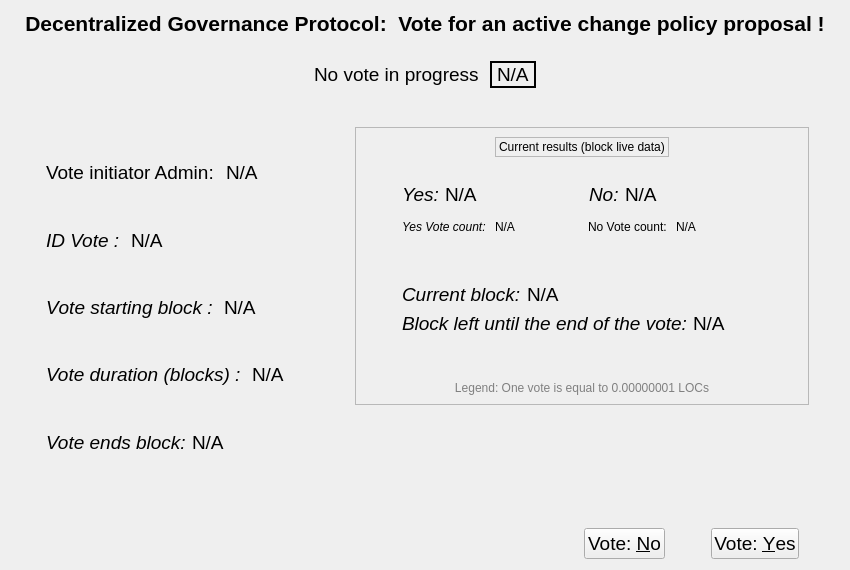
Before: the Qt Designer form src/qt/forms/votingpage.ui in Hydra-Chain/node, drawn with Qt 5.
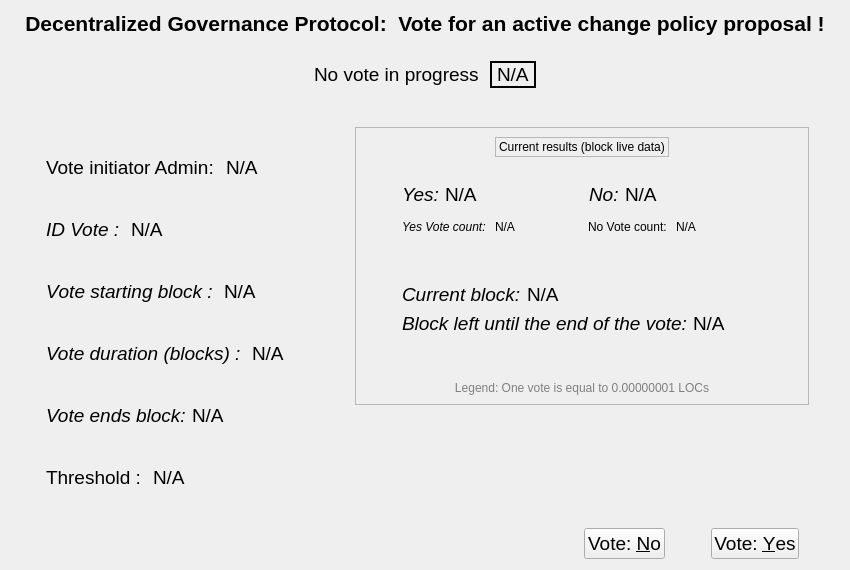
After: the same form once the commit is applied.

```diff
--- a/src/qt/forms/votingpage.ui
+++ b/src/qt/forms/votingpage.ui
@@ -447,6 +447,60 @@
              </item>
             </layout>
            </item>
+           <item>
+            <spacer name="verticalSpacer_14">
+             <property name="orientation">
+              <enum>Qt::Vertical</enum>
+             </property>
+             <property name="sizeHint" stdset="0">
+              <size>
+               <width>20</width>
+               <height>40</height>
+              </size>
+             </property>
+            </spacer>
+           </item>
+           <item>
+            <layout class="QHBoxLayout" name="horizontalLayout_15">
+             <item>
+              <widget class="QLabel" name="labelThreshold">
+               <property name="font">
+                <font>
+                 <pointsize>14</pointsize>
+                </font>
+               </property>
+               <property name="text">
+                <string>Threshold : </string>
+               </property>
+              </widget>
+             </item>
+             <item>
+              <widget class="QLabel" name="labelThresholdValue">
+               <property name="font">
+                <font>
+                 <pointsize>14</pointsize>
+                </font>
+               </property>
+               <property name="text">
+                <string>N/A</string>
+               </property>
+              </widget>
+             </item>
+             <item>
+              <spacer name="horizontalSpacer_27">
+               <property name="orientation">
+                <enum>Qt::Horizontal</enum>
+               </property>
+               <property name="sizeHint" stdset="0">
+                <size>
+                 <width>40</width>
+                 <height>20</height>
+                </size>
+               </property>
+              </spacer>
+             </item>
+            </layout>
+           </item>
            <item>
             <spacer name="verticalSpacer_8">
              <property name="orientation">
```
